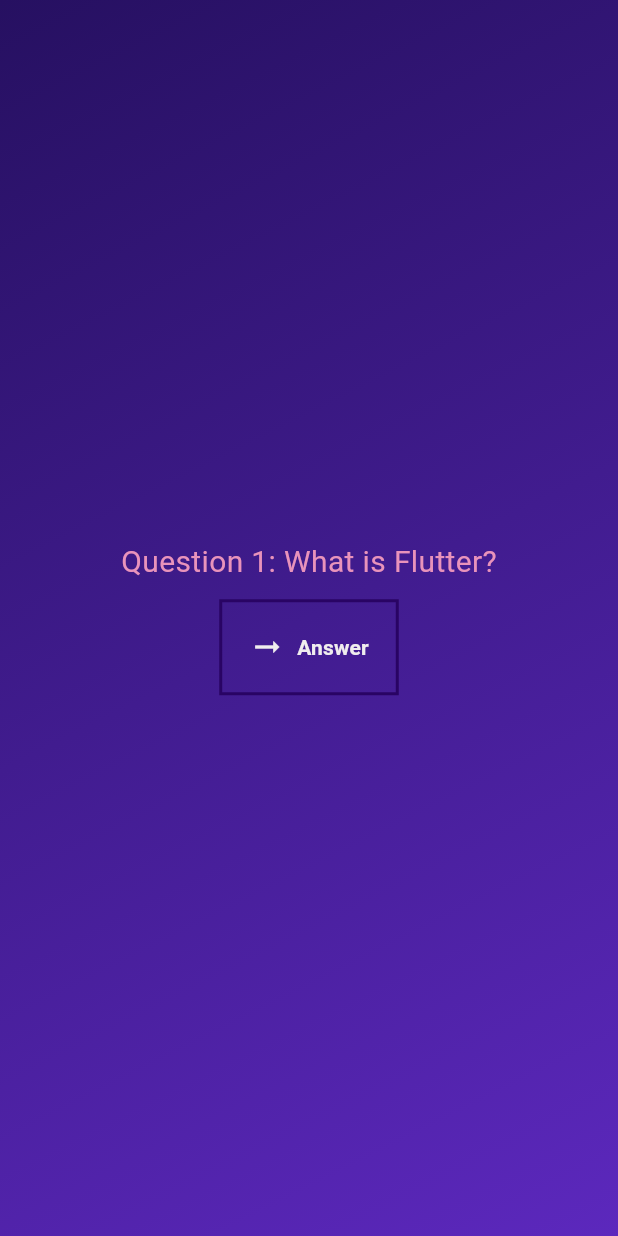
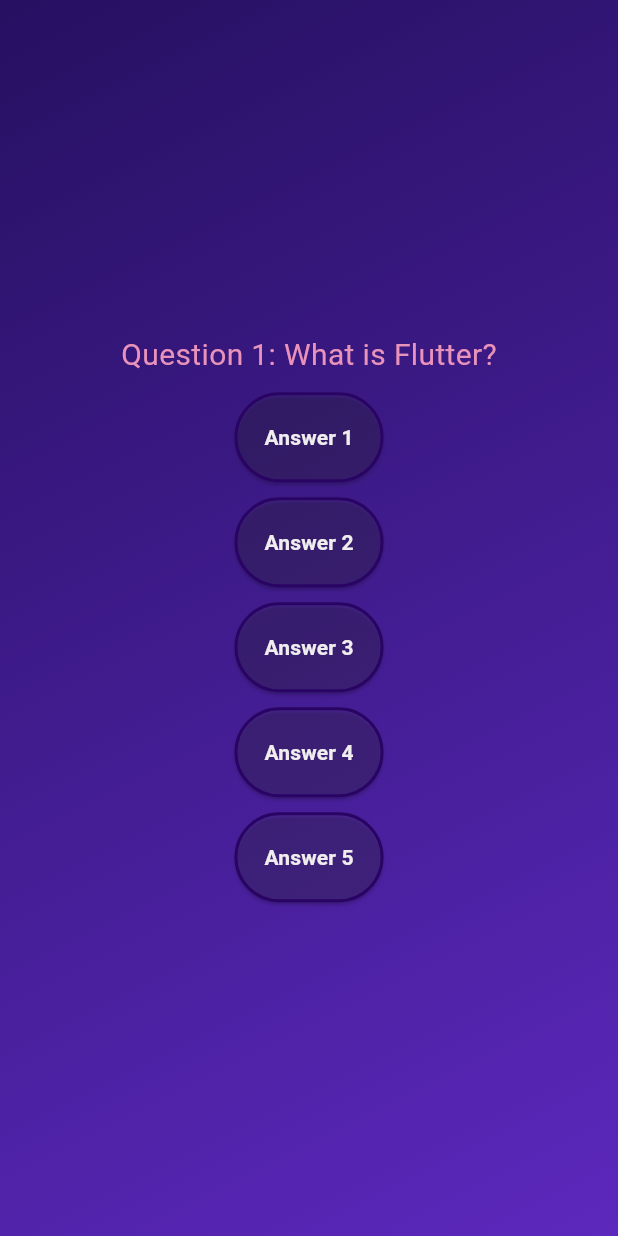
Before and after one commit to spinatose/flutquiz, a Flutter app: the screen it shows after launch, after a tap on "Start Quiz", on a phone screen of 412 x 824 dp. Run offline on Flutter 3.47's test engine with Material 3 defaults, Android fonts, the phone set to English and light mode, and no system bars.

Commit message:
started adding questions and answers for questions screen

```diff
--- /dev/null
+++ b/lib/answer_button.dart
@@ -0,0 +1,40 @@
+import 'package:flutter/material.dart';
+class AnswerButton extends StatelessWidget {
+  final String answerText;
+  final void Function() buttonPressed;
+
+  const AnswerButton({
+    super.key,
+    required this.answerText,
+    required this.buttonPressed,
+  });
+
+  @override
+  Widget build(BuildContext context) {
+    return ElevatedButton(
+      onPressed: () {
+        buttonPressed();
+      },
+      style: ElevatedButton.styleFrom(
+        backgroundColor: const Color.fromARGB(10, 255, 255, 255),
+        foregroundColor: const Color.fromARGB(255, 240, 237, 238),
+        side: const BorderSide(
+          color: Color.fromARGB(255, 41, 4, 100),
+          width: 2,
+        ),
+        padding: const EdgeInsets.symmetric(horizontal: 20, vertical: 20),
+        shape: RoundedRectangleBorder(
+          borderRadius: BorderRadius.circular(40),
+        ),
+      ),
+      child: Text(
+        answerText,
+        style: const TextStyle(
+          color: Color.fromARGB(255, 240, 237, 238),
+          fontSize: 14,
+          fontWeight: FontWeight.bold,
+        ),
+      ),
+    );
+  }
+}
--- /dev/null
+++ b/lib/models/data/questions.dart
@@ -0,0 +1,59 @@
+import 'package:flutquiz/models/quizquestion.dart';
+
+const questions = [
+  QuizQuestion(
+    text: 'What are the main building blocks of Flutter?',
+    answers: ['Widgets', 'Components', 'Blocks', 'Functions'],
+    correctAnswer: 'Widgets',
+  ),
+  QuizQuestion(
+    text: 'How are Flutter UIs built?',
+    answers: [
+      'By combining widgets in code',
+      'By combining widgets in a visual editor',
+      'By defining widgets in config files',
+      'By using XCode for iOS and Android Studio for Android',
+    ],
+    correctAnswer: 'By combining widgets in code',
+  ),
+  QuizQuestion(
+    text: 'What\'s the purpose of a StatefulWidget?',
+    answers: [
+      'Update UI as data changes',
+      'Update data as UI changes',
+      'Ignore data changes',
+      'Render UI that does not depend on data',
+    ],
+    correctAnswer: 'Update UI as data changes',
+  ),
+  QuizQuestion(
+    text: 'Which widget should you try to use more often: StatelessWidget or StatefulWidget?',
+    answers: [
+      'StatelessWidget',
+      'StatefulWidget',
+      'Both are equally good',
+      'None of the above',
+    ],
+    correctAnswer: 'StatelessWidget',
+  ),
+  QuizQuestion(
+    text: 'What happens if you change data in a StatelessWidget?',
+    answers: [
+      'The UI is not updated',
+      'The UI is updated',
+      'The closest StatefulWidget is updated',
+      'Any nested StatefulWidgets are updated',
+    ],
+    correctAnswer: 'The UI is not updated',
+  ),
+  QuizQuestion(
+    text: 'How should you update data inside of StatefulWidgets?',
+    answers: [
+      'By calling setState()',
+      'By calling updateData()',
+      'By calling updateUI()',
+      'By calling updateState()',
+    ],
+    correctAnswer: 'By calling setState()',
+  ),
+];
--- /dev/null
+++ b/lib/models/quizquestion.dart
@@ -0,0 +1,11 @@
+class QuizQuestion {
+  final String text;
+  final List<String> answers;
+  final String correctAnswer;
+
+  const QuizQuestion({
+    required this.text,
+    required this.answers,
+    required this.correctAnswer,
+  });
+}
--- a/lib/questions_screen.dart
+++ b/lib/questions_screen.dart
@@ -1,3 +1,4 @@
+import 'package:flutquiz/answer_button.dart';
 import 'package:flutquiz/centered_text.dart';
 import 'package:flutquiz/quiz_wrapper.dart';
 import 'package:flutter/material.dart';
@@ -17,30 +18,39 @@
       children: [
         const CenteredText('Question 1: What is Flutter?'),
         const SizedBox(height: 10),
-        OutlinedButton.icon(
-          onPressed: () {
+        AnswerButton(
+          answerText: "Answer 1",
+          buttonPressed: () {
             widget.setScreen(QuizScreen.splash);
           },
-          style: OutlinedButton.styleFrom(
-            foregroundColor: const Color.fromARGB(255, 240, 237, 238),
-            side: const BorderSide(
-              color: Color.fromARGB(255, 41, 4, 100),
-              width: 2,
-            ),
-            padding: const EdgeInsets.symmetric(horizontal: 20, vertical: 20),
-            shape: const RoundedRectangleBorder(
-              borderRadius: BorderRadius.zero,
-            ),
-          ),
-          icon: Icon(Icons.arrow_right_alt, size: 24, color: const Color.fromARGB(255, 240, 237, 238)),
-          label: const Text(
-            "Answer",
-            style: TextStyle(
-              color: Color.fromARGB(255, 240, 237, 238),
-              fontSize: 14,
-              fontWeight: FontWeight.bold,
-            ),
-          ),
+        ),
+        const SizedBox(height: 10),
+        AnswerButton(
+          answerText: "Answer 2",
+          buttonPressed: () {
+            widget.setScreen(QuizScreen.splash);
+          },
+        ),
+        const SizedBox(height: 10),
+        AnswerButton(
+          answerText: "Answer 3",
+          buttonPressed: () {
+            widget.setScreen(QuizScreen.splash);
+          },
+        ),
+        const SizedBox(height: 10),
+        AnswerButton(
+          answerText: "Answer 4",
+          buttonPressed: () {
+            widget.setScreen(QuizScreen.splash);
+          },
+        ),
+        const SizedBox(height: 10),
+        AnswerButton(
+          answerText: "Answer 5",
+          buttonPressed: () {
+            widget.setScreen(QuizScreen.splash);
+          },
         ),
       ],
     );
```
